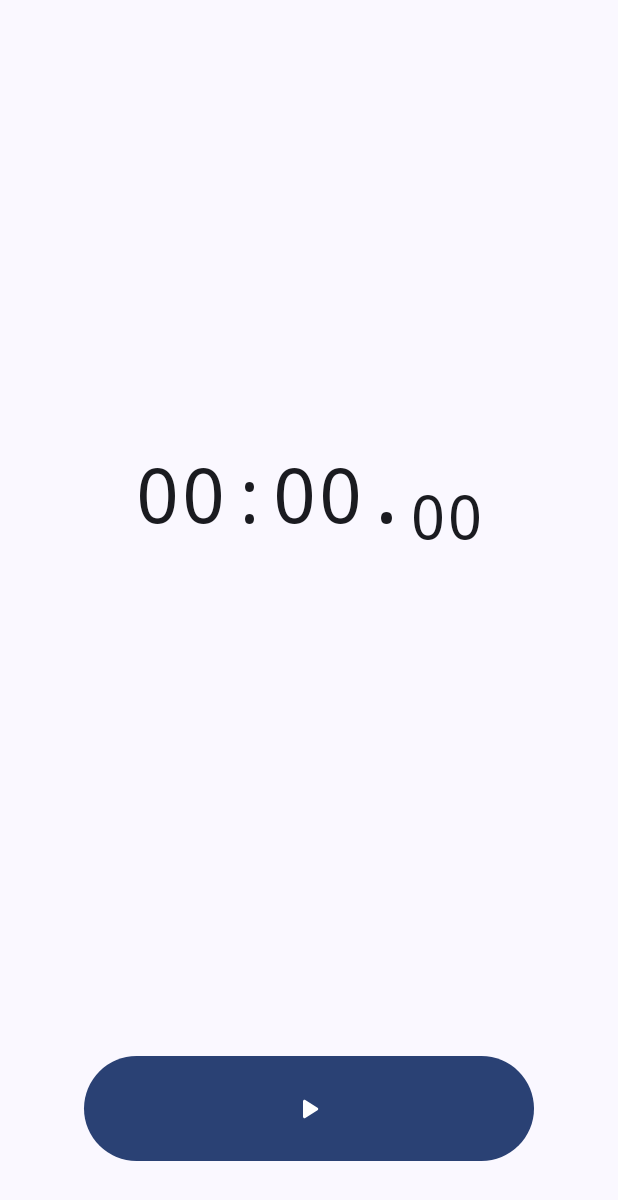
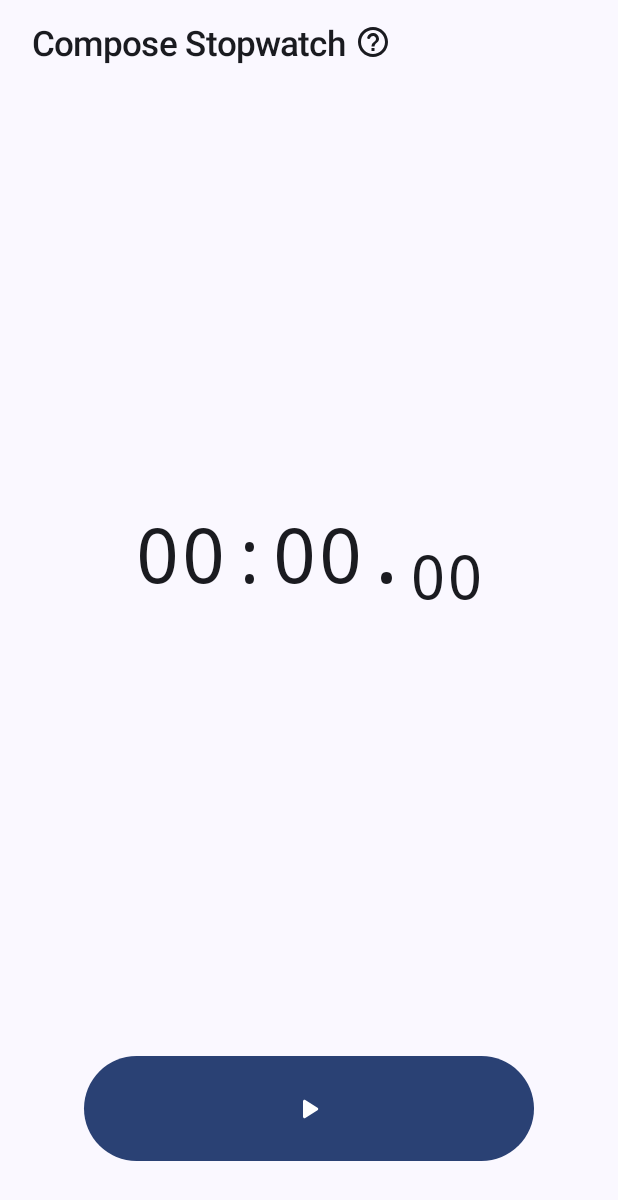
Before and after one commit to JustDeax/ComposeStopwatch, an Android app built with Jetpack Compose: the screen it shows after launch (AppActivity), after a tap on "Resume", on a phone screen of 412 x 824 dp. Shown: the top 1200 px of the screen. Run offline under Robolectric (Android 15) with nearby library versions, the phone set to English and light mode, and no system bars; our stand-ins replace livedata-compose.

Commit message:
1.1.3 ANIMATION AND FIX

```diff
--- a/app/build.gradle.kts
+++ b/app/build.gradle.kts
@@ -13,7 +13,7 @@ android {
         minSdk = 24
         targetSdk = 34
         versionCode = 1
-        versionName = "1.1.2"
+        versionName = "1.1.3"
         testInstrumentationRunner = "androidx.test.runner.AndroidJUnitRunner"
         vectorDrawables { useSupportLibrary = true }
     }
--- a/app/src/main/java/com/justdeax/composeStopwatch/AppActivity.kt
+++ b/app/src/main/java/com/justdeax/composeStopwatch/AppActivity.kt
@@ -108,20 +108,17 @@ class AppActivity : ComponentActivity() {
                         Column(modifier = Modifier.padding(innerPadding)) {
                             DisplayAppName(
                                 Modifier
-                                    .animateContentSize()
                                     .fillMaxWidth()
                                     .wrapContentHeight()
-                                    .padding(21.dp, 18.dp),
+                                    .padding(21.dp, 16.dp),
                                 this@AppActivity,
-                                additionalActionsShow
+                                elapsedMs == 0L
                             )
                             DisplayTime(
                                 if (laps.isEmpty()) Modifier
-                                    .animateContentSize()
                                     .fillMaxWidth()
                                     .weight(1F)
                                 else Modifier
-                                    .animateContentSize()
                                     .fillMaxWidth()
                                     .heightIn(min = 100.dp),
                                 true,
@@ -130,7 +127,6 @@ class AppActivity : ComponentActivity() {
                             ) { clickOnClock(tapOnClock, isRunning, notificationEnabled) }
                             DisplayLaps(
                                 if (laps.isEmpty()) Modifier
-                                    .animateContentSize()
                                 else Modifier
                                     .animateContentSize()
                                     .weight(1F),
@@ -138,7 +134,6 @@ class AppActivity : ComponentActivity() {
                             )
                             DisplayActions(
                                 Modifier
-                                    .animateContentSize()
                                     .fillMaxWidth()
                                     .wrapContentHeight()
                                     .padding(8.dp, 8.dp, 8.dp, 14.dp),
@@ -182,7 +177,6 @@ class AppActivity : ComponentActivity() {
                                 ) { clickOnClock(tapOnClock, isRunning, notificationEnabled) }
                                 DisplayLaps(
                                     if (laps.isEmpty()) Modifier
-                                        .animateContentSize()
                                     else Modifier
                                         .animateContentSize()
                                         .weight(1F),
@@ -192,10 +186,9 @@ class AppActivity : ComponentActivity() {
                             Row {
                                 DisplayActions(
                                     Modifier
-                                        .animateContentSize()
                                         .fillMaxHeight()
                                         .wrapContentWidth()
-                                        .padding(8.dp, 8.dp, 8.dp, 14.dp),
+                                        .padding(8.dp, 8.dp, 14.dp, 8.dp),
                                     this@AppActivity,
                                     false,
                                     additionalActionsShow,
--- a/app/src/main/java/com/justdeax/composeStopwatch/stopwatch/StopwatchComposes.kt
+++ b/app/src/main/java/com/justdeax/composeStopwatch/stopwatch/StopwatchComposes.kt
@@ -5,7 +5,9 @@ import androidx.compose.animation.core.keyframes
 import androidx.compose.animation.core.tween
 import androidx.compose.animation.fadeIn
 import androidx.compose.animation.fadeOut
+import androidx.compose.animation.slideInHorizontally
 import androidx.compose.animation.slideInVertically
+import androidx.compose.animation.slideOutHorizontally
 import androidx.compose.animation.slideOutVertically
 import androidx.compose.foundation.clickable
 import androidx.compose.foundation.interaction.MutableInteractionSource
@@ -170,22 +172,11 @@ fun DisplayAppName(
 
     androidx.compose.animation.AnimatedVisibility(
         visible = show,
-        enter = fadeIn(animationSpec = tween(durationMillis = 1000)) +
-                slideInVertically(
-                    initialOffsetY = { -40 },
-                    animationSpec = tween(durationMillis = 1000)
-                ),
-        exit = fadeOut(animationSpec = tween(durationMillis = 500)) +
-                slideOutVertically(
-                    targetOffsetY = { -40 },
-                    animationSpec = tween(durationMillis = 500)
-                )
+        enter = fadeIn(tween(500)) + slideInVertically(tween(500)) { -40 },
+        exit =  fadeOut(tween(300)) + slideOutVertically(tween(300)) { -40 }
     ) {
-        Row(modifier
-            .clickable(
-                indication = null,
-                interactionSource = remember { MutableInteractionSource() }
-            ) { showAboutApp = true }
+        Row(modifier.clickable(
+            remember { MutableInteractionSource() }, null) { showAboutApp = true }
         ) {
             Text(
                 text = activity.getString(R.string.app_name),
@@ -196,7 +187,7 @@ fun DisplayAppName(
                 modifier = Modifier.size(24.dp),
                 painter = helpDraw,
                 contentDescription = activity.getString(R.string.about_app),
-                tint = MaterialTheme.colorScheme.primary
+                tint = MaterialTheme.colorScheme.onBackground
             )
         }
     }
@@ -237,23 +228,6 @@ fun DisplayActions(
 
     @Composable
     fun actionDialogs() {
-        if (show) {
-            OutlineIconButton(
-                onClick = {
-                    activity.viewModel.saveStopwatch()
-                    showMultiStopwatchDialog = true
-                },
-                painter = multiStopwatchDraw,
-                contentDesc = activity.getString(R.string.multi_stopwatch)
-            )
-            OutlineIconButton(
-                onClick = {
-                    activity.viewModel.saveStopwatch()
-                    showThemeDialog = true
-                },
-                painter = themeDraw,
-                contentDesc = activity.getString(R.string.theme)
-            )
         OutlineIconButton(
             onClick = {
                 activity.viewModel.saveStopwatch()
@@ -270,32 +244,24 @@ fun DisplayActions(
             painter = if (notificationEnabled) turnOffNotifDraw else turnOnNotifDraw,
             contentDesc = activity.getString(R.string.turn_off_notif)
         )
-        }
+        OutlineIconButton(
+            onClick = {
+                activity.viewModel.saveStopwatch()
+                showThemeDialog = true
+            },
+            painter = themeDraw,
+            contentDesc = activity.getString(R.string.theme)
+        )
+        OutlineIconButton(
+            onClick = {
+                activity.viewModel.saveStopwatch()
+                showMultiStopwatchDialog = true
+            },
+            painter = multiStopwatchDraw,
+            contentDesc = activity.getString(R.string.multi_stopwatch)
+        )
     }
 
-    if (showMultiStopwatchDialog) {
-        OkayDialog(
-            title = activity.getString(R.string.multi_stopwatch_not_available),
-            desc = activity.getString(R.string.multi_stopwatch_not_available_desc),
-            confirmText = activity.getString(R.string.ok),
-            onConfirm = { showMultiStopwatchDialog = false }
-        )
-    }
-    if (showThemeDialog) {
-        RadioDialog(
-            title = activity.getString(R.string.change_theme),
-            desc = "",
-            defaultIndex = themeCode,
-            options = if (Build.VERSION.SDK_INT >= Build.VERSION_CODES.S)
-                activity.resources.getStringArray(R.array.theme12)
-            else
-                activity.resources.getStringArray(R.array.theme),
-            setSelectedIndex = { newState -> changeTheme(newState)},
-            onDismiss = { showThemeDialog = false },
-            onConfirm = { showThemeDialog = false },
-            confirmText = activity.getString(R.string.apply)
-        )
-    }
     if (showTapOnClockDialog) {
         RadioDialog(
             title = activity.getString(R.string.change_tap_on_clock),
@@ -342,17 +308,52 @@ fun DisplayActions(
             )
         }
     }
+    if (showThemeDialog) {
+        RadioDialog(
+            title = activity.getString(R.string.change_theme),
+            desc = "",
+            defaultIndex = themeCode,
+            options = if (Build.VERSION.SDK_INT >= Build.VERSION_CODES.S)
+                activity.resources.getStringArray(R.array.theme12)
+            else
+                activity.resources.getStringArray(R.array.theme),
+            setSelectedIndex = { newState -> changeTheme(newState)},
+            onDismiss = { showThemeDialog = false },
+            onConfirm = { showThemeDialog = false },
+            confirmText = activity.getString(R.string.apply)
+        )
+    }
+    if (showMultiStopwatchDialog) {
+        OkayDialog(
+            title = activity.getString(R.string.multi_stopwatch_not_available),
+            desc = activity.getString(R.string.multi_stopwatch_not_available_desc),
+            confirmText = activity.getString(R.string.ok),
+            onConfirm = { showMultiStopwatchDialog = false }
+        )
+    }
 
     if (isPortrait)
+        androidx.compose.animation.AnimatedVisibility(
+            visible = show,
+            enter = fadeIn(tween(500)) + slideInVertically(tween(500)) { 80 },
+            exit = fadeOut(tween(300)) + slideOutVertically(tween(300)) { 80 }
+        ) {
             FlowRow(
                 modifier = modifier,
                 horizontalArrangement = Arrangement.SpaceEvenly
             ) { actionDialogs() }
+        }
     else
+        androidx.compose.animation.AnimatedVisibility(
+            visible = show,
+            enter = fadeIn(tween(500)) + slideInHorizontally(tween(500)) { 40 },
+            exit = fadeOut(tween(300)) + slideOutHorizontally(tween(300)) { 40 }
+        ) {
             FlowColumn(
                 modifier = modifier,
                 verticalArrangement = Arrangement.SpaceEvenly
             ) { actionDialogs() }
+        }
 }
 
 @Composable
@@ -383,11 +384,7 @@ fun DisplayButton(
         horizontalArrangement = Arrangement.SpaceEvenly
     ) {
         Box(contentAlignment = Alignment.Center) {
-            androidx.compose.animation.AnimatedVisibility(
-                visible = timerStarted,
-                enter = fadeIn(),
-                exit = fadeOut()
-            ) {
+            if (timerStarted) {
                 Row {
                     IconButton(
                         onClick = { showAdditionals(!showAdditional) },
@@ -471,8 +468,8 @@ fun DisplayButtonInLandscape(
         Box(contentAlignment = Alignment.Center) {
             androidx.compose.animation.AnimatedVisibility(
                 visible = timerStarted,
-                enter = fadeIn(),
-                exit = fadeOut()
+                enter = fadeIn() + slideInVertically { 40 },
+                exit = fadeOut() + slideOutVertically { 40 }
             ) {
                 Column {
                     IconButton(
--- a/app/src/main/res/values/strings.xml
+++ b/app/src/main/res/values/strings.xml
@@ -1,6 +1,6 @@
 <resources>
     <string name="app_name">Compose Stopwatch</string>
-    <string name="app_version">1.1.2</string>
+    <string name="app_version">1.1.3</string>
 
     <string name="cancel">Cancel</string>
     <string name="ok">OK</string>
@@ -61,12 +61,13 @@
 
     <string name="about_app">About Compose Stopwatch</string>
     <string name="about_app_desc">
-        This is a stopwatch app in Material You theme, designed for comfort:\n
-        - Change Theme\n
-        - Change orientation\n
-        - Choose to tap on the clock displaying the time\n
+        This is a stopwatch app in the Material You theme, designed for convenience:\n
+        - Change the theme\n
+        - Change the orientation\n
+        - Choose the action when you tap on the clock that shows the time\n
         - Switch notifications on/off\n
-        - Multi-second stopwatch (Not available)\n
+        - Multi stopwatch (not available)\n
+        \n
         Version: %s
     </string>
 </resources>
```
Also changed, not shown: app/src/main/java/com/justdeax/composeStopwatch/ui/CustomDialogs.kt (+8 -3 lines). Lines whose indentation alone changed are shown as unchanged.
